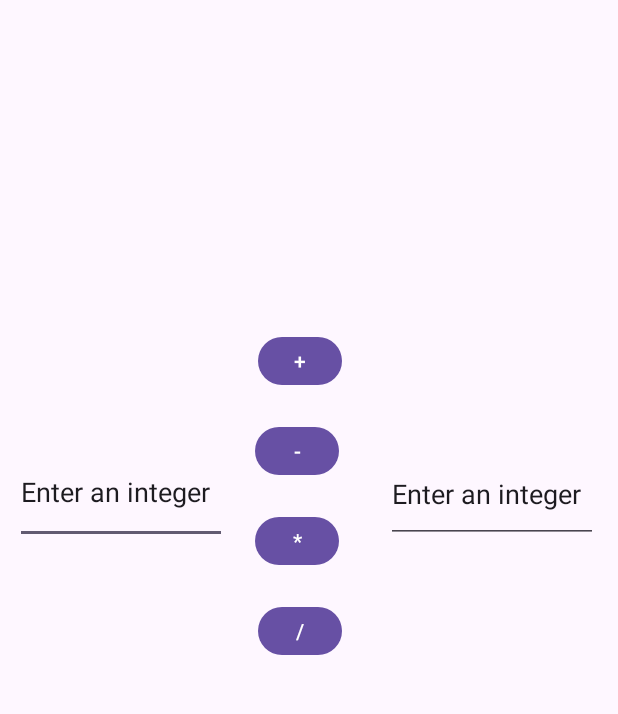
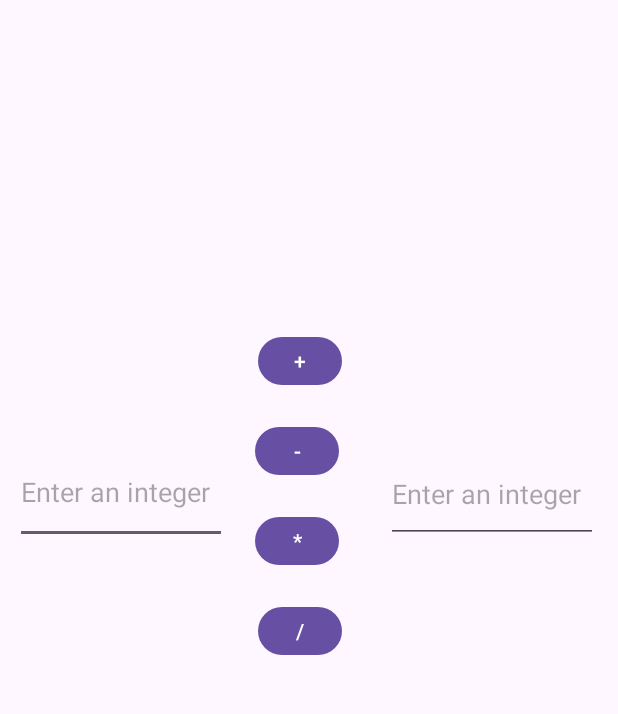
Before and after one commit to Krtoonbrat/BasicCalculatorApp, an Android app: the screen it shows after launch (MainActivity), on a phone screen of 412 x 824 dp, the part 171-885 px from its top. Run offline under Robolectric (Android 15) with nearby library versions, the phone set to English and light mode, and no system bars.

Commit message:
Changed text in input fields to hints so that the user doesn't have to delete it

```diff
--- a/app/src/main/res/layout/activity_main.xml
+++ b/app/src/main/res/layout/activity_main.xml
@@ -62,7 +62,7 @@
         android:layout_marginBottom="347dp"
         android:ems="10"
         android:inputType="text"
-        android:text="Enter an integer"
+        android:hint="Enter an integer"
         app:layout_constraintBottom_toBottomOf="parent"
         app:layout_constraintEnd_toStartOf="@+id/LeftInt"
         app:layout_constraintHorizontal_bias="0.0"
@@ -78,7 +78,7 @@
         android:layout_marginBottom="348dp"
         android:ems="10"
         android:inputType="text"
-        android:text="Enter an integer"
+        android:hint="Enter an integer"
         app:layout_constraintBottom_toBottomOf="parent"
         app:layout_constraintEnd_toEndOf="parent"
         app:layout_constraintStart_toEndOf="@+id/RightInt" />
```
